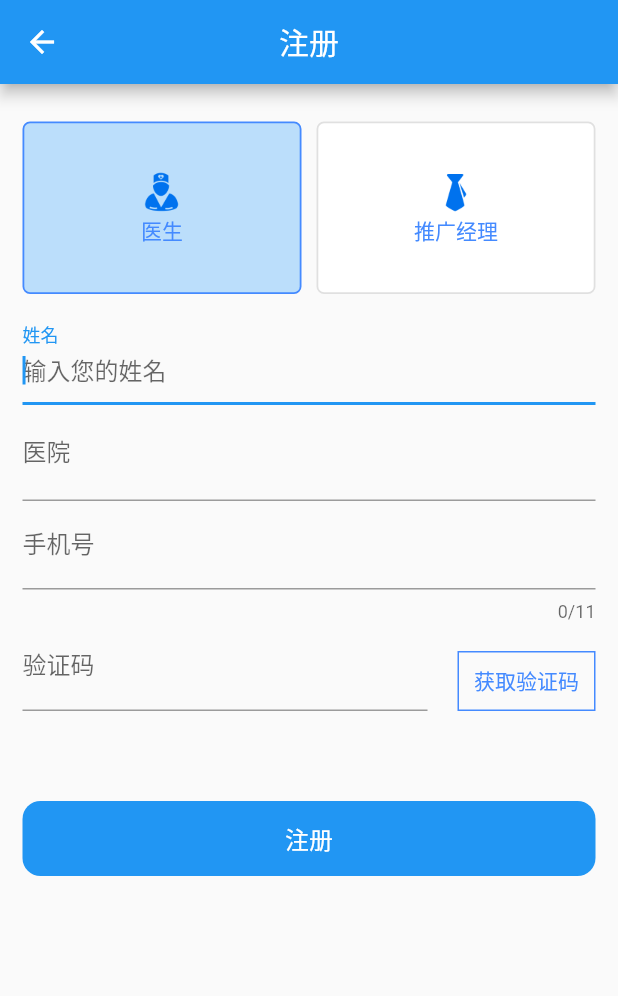
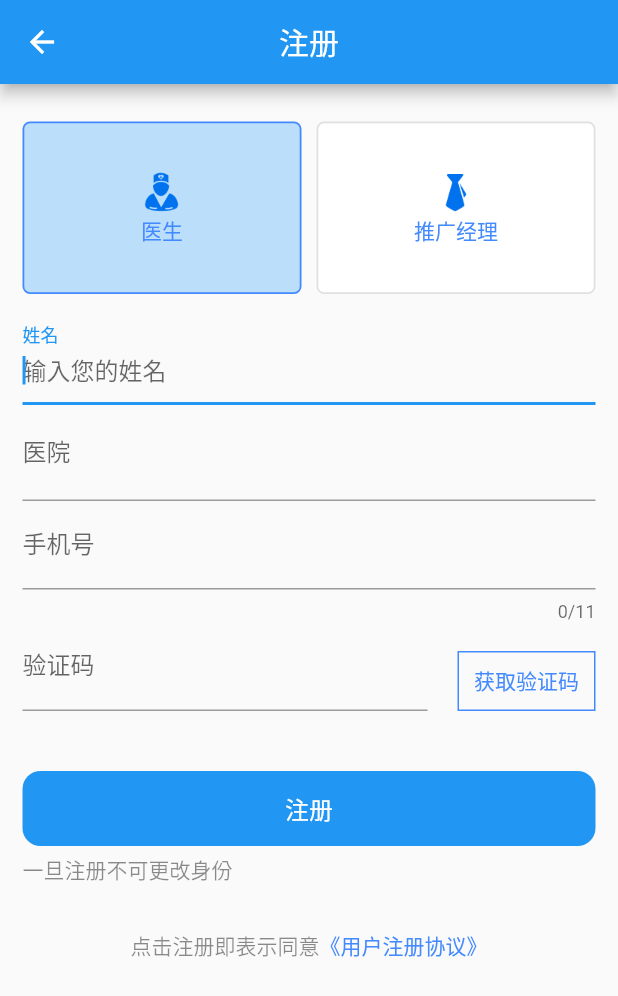
Before and after one commit to ying123/yqy_flutter, a Flutter app: the RegisterPage screen opened directly, on a phone screen of 412 x 824 dp. Shown: the top 996 px of the screen. Run offline on Flutter 3.47's test engine with Material 2 defaults, Android fonts, the phone set to English and light mode, and no system bars; drawn by our look-alikes of oktoast, pull_to_refresh; our stand-ins replace cached_network_image, connectivity, device_info, dio, event_bus, extended_nested_scroll_view and 12 more; missing offline and left inert: fijkplayer, flutter_banner_swiper, flutter_webview_plugin; accounts and stored records are empty; statements that could not run were skipped.

Commit message:
注册页面  添加注册协议

```diff
--- a/lib/ui/login/register_page.dart
+++ b/lib/ui/login/register_page.dart
@@ -3,14 +3,13 @@ import 'dart:async';
 import 'package:flutter/material.dart';
 import 'package:flutter/services.dart';
 import 'package:oktoast/oktoast.dart';
+import 'package:yqy_flutter/common/constant.dart';
 import 'package:yqy_flutter/net/network_utils.dart';
 import 'package:yqy_flutter/route/r_router.dart';
 import 'package:yqy_flutter/route/routes.dart';
 import 'package:yqy_flutter/ui/login/bean/login_entity.dart';
 import 'package:yqy_flutter/utils/regex_utils.dart';
 import 'package:yqy_flutter/utils/user_utils.dart';
-
-
 
 
 
@@ -92,8 +91,12 @@ class _RegisterPageState extends State<RegisterPage> {
                   buildHosET(context),
                   buildMobileET(context),
                   buildSmsRow(context),
-                  SizedBox(height: 60,),
-                  buildSubBtn(context)
+                  SizedBox(height: 40,),
+                  buildSubBtn(context),
+                  SizedBox(height: 5,),
+                  buildTipText(context),
+                  SizedBox(height: 30,),
+                  buildAgreementText(context),
 
                 ],
 
@@ -369,6 +372,47 @@ Widget  buildTopSele(BuildContext context) {
 
   }
 
+ Widget buildTipText(BuildContext context) {
+
+    return Text("一旦注册不可更改身份",style: TextStyle(fontSize: 14,color: Colors.black45),);
+
+  }
+
+ Widget buildAgreementText(BuildContext context) {
+
+
+   return Container(
+
+
+     child: Row(
+
+       mainAxisAlignment: MainAxisAlignment.center,
+       children: <Widget>[
+
+       Text("点击注册即表示同意",style: TextStyle(fontSize: 14,color: Colors.black45),),
+
+       InkWell(
+
+         onTap: (){
+           RRouter.push(context, Routes.webPage,{"url":APPConfig.Agreement,"title":"用户协议"});
+         },
+         child:   Text("《用户注册协议》",style: TextStyle(fontSize: 14,color: Colors.blueAccent),),
+
+
+       )
+
+
+
+       ],
+
+
+     ),
+
+
+    );
+
+  }
+
 
 
 }
```
